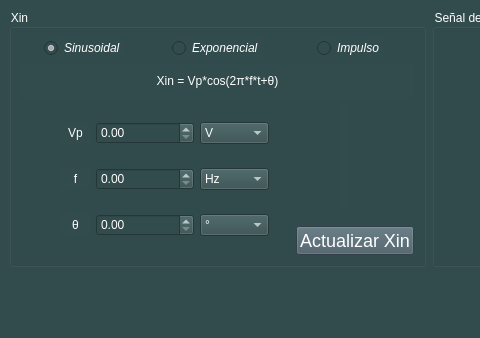
This is GUI/FrontEnd/samplingui.ui in grupo-1-ASSD-E2/ASSD-TP1 as Qt 5 draws it before an edit; both pictures show x 0 to 480 and y 0 to 338 of the 857 by 540 pixel window. The edited form follows.
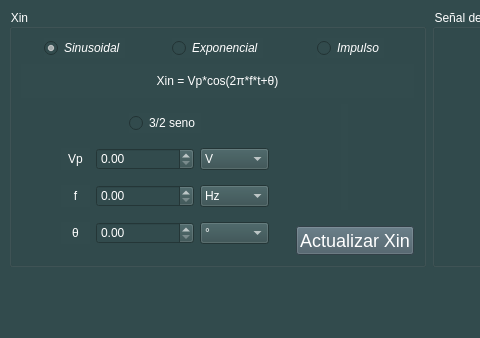
This is the edited form. Icons and pictures are not drawn.

Diff of the .ui file:
```diff
--- a/GUI/FrontEnd/samplingui.ui
+++ b/GUI/FrontEnd/samplingui.ui
@@ -125,6 +125,13 @@
            </item>
            <item>
             <layout class="QVBoxLayout" name="params">
+             <item alignment="Qt::AlignHCenter">
+              <widget class="QRadioButton" name="halfseno">
+               <property name="text">
+                <string>3/2 seno</string>
+               </property>
+              </widget>
+             </item>
              <item>
               <layout class="QHBoxLayout" name="param1box" stretch="15,50,35">
                <item>
```
Left out of the diff: 2 changed lines with no effect on the pictures.
